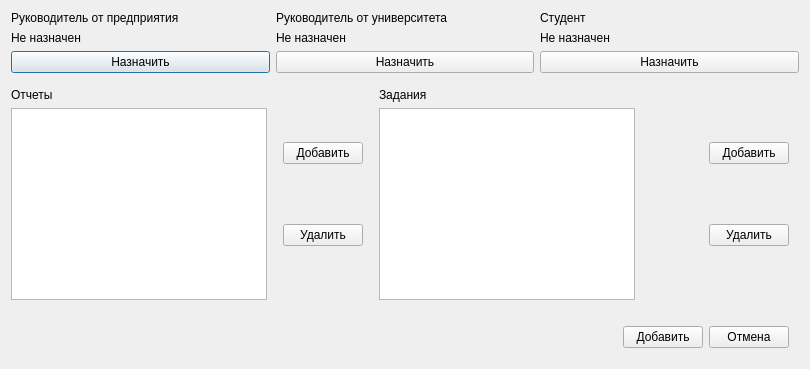
The window that ui/passingpracticewindow.ui (7enSmile/clientVKR) describes before a commit, drawn with Qt 5.
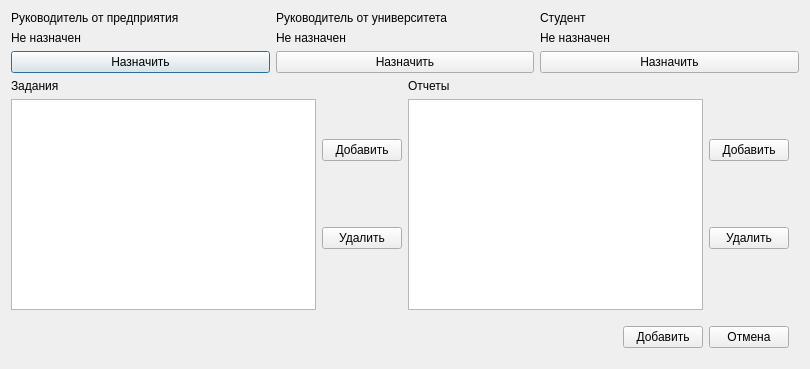
The same window after the commit.

Commit message: изменена форма

What changed in the file:
```diff
--- a/ui/passingpracticewindow.ui
+++ b/ui/passingpracticewindow.ui
@@ -15,7 +15,7 @@
   </property>
   <layout class="QVBoxLayout" name="verticalLayout_8">
    <item>
-    <layout class="QHBoxLayout" name="horizontalLayout_2">
+    <layout class="QHBoxLayout" name="horizontalLayout_4">
      <item>
       <layout class="QVBoxLayout" name="verticalLayout_7">
        <item>
@@ -109,17 +109,49 @@
     </layout>
    </item>
    <item>
-    <spacer name="verticalSpacer">
-     <property name="orientation">
-      <enum>Qt::Vertical</enum>
-     </property>
-     <property name="sizeHint" stdset="0">
-      <size>
-       <width>177</width>
-       <height>0</height>
-      </size>
-     </property>
-    </spacer>
+    <layout class="QHBoxLayout" name="horizontalLayout_5">
+     <item>
+      <layout class="QHBoxLayout" name="horizontalLayout_2">
+       <item>
+        <layout class="QVBoxLayout" name="verticalLayout_2">
+         <item>
+          <widget class="QLabel" name="label">
+           <property name="text">
+            <string>Задания</string>
+           </property>
+          </widget>
+         </item>
+         <item>
+          <widget class="QTableView" name="tableViewTask">
+           <attribute name="horizontalHeaderVisible">
+            <bool>false</bool>
+           </attribute>
+           <attribute name="horizontalHeaderDefaultSectionSize">
+            <number>1000</number>
+           </attribute>
+          </widget>
+         </item>
+        </layout>
+       </item>
+       <item>
+        <layout class="QVBoxLayout" name="verticalLayout_4">
+         <item>
+          <widget class="QPushButton" name="pushButtonInsertTask">
+           <property name="text">
+            <string>Добавить</string>
+           </property>
+          </widget>
+         </item>
+         <item>
+          <widget class="QPushButton" name="pushButtonDeleteTask">
+           <property name="text">
+            <string>Удалить</string>
+           </property>
+          </widget>
+         </item>
+        </layout>
+       </item>
+      </layout>
    </item>
    <item>
     <layout class="QHBoxLayout" name="horizontalLayout">
@@ -144,22 +176,6 @@
        </item>
       </layout>
      </item>
-     <item>
-      <spacer name="horizontalSpacer">
-       <property name="orientation">
-        <enum>Qt::Horizontal</enum>
-       </property>
-       <property name="sizeType">
-        <enum>QSizePolicy::Fixed</enum>
-       </property>
-       <property name="sizeHint" stdset="0">
-        <size>
-         <width>10</width>
-         <height>20</height>
-        </size>
-       </property>
-      </spacer>
-     </item>
      <item>
       <layout class="QVBoxLayout" name="verticalLayout">
        <item>
@@ -179,7 +195,7 @@
       </layout>
      </item>
      <item>
-      <spacer name="horizontalSpacer_6">
+        <spacer name="horizontalSpacer">
        <property name="orientation">
         <enum>Qt::Horizontal</enum>
        </property>
@@ -189,99 +205,17 @@
        <property name="sizeHint" stdset="0">
         <size>
          <width>10</width>
-         <height>20</height>
+           <height>10</height>
         </size>
        </property>
       </spacer>
      </item>
-     <item>
-      <layout class="QVBoxLayout" name="verticalLayout_2">
-       <item>
-        <widget class="QLabel" name="label">
-         <property name="text">
-          <string>Задания</string>
-         </property>
-        </widget>
-       </item>
-       <item>
-        <widget class="QTableView" name="tableViewTask">
-         <attribute name="horizontalHeaderVisible">
-          <bool>false</bool>
-         </attribute>
-         <attribute name="horizontalHeaderDefaultSectionSize">
-          <number>1000</number>
-         </attribute>
-        </widget>
-       </item>
       </layout>
      </item>
-     <item>
-      <spacer name="horizontalSpacer_3">
-       <property name="orientation">
-        <enum>Qt::Horizontal</enum>
-       </property>
-       <property name="sizeHint" stdset="0">
-        <size>
-         <width>10</width>
-         <height>20</height>
-        </size>
-       </property>
-      </spacer>
-     </item>
-     <item>
-      <spacer name="horizontalSpacer_4">
-       <property name="orientation">
-        <enum>Qt::Horizontal</enum>
-       </property>
-       <property name="sizeType">
-        <enum>QSizePolicy::Fixed</enum>
-       </property>
-       <property name="sizeHint" stdset="0">
-        <size>
-         <width>10</width>
-         <height>20</height>
-        </size>
-       </property>
-      </spacer>
-     </item>
-     <item>
-      <layout class="QVBoxLayout" name="verticalLayout_4">
-       <item>
-        <widget class="QPushButton" name="pushButtonInsertTask">
-         <property name="text">
-          <string>Добавить</string>
-         </property>
-        </widget>
-       </item>
-       <item>
-        <widget class="QPushButton" name="pushButtonDeleteTask">
-         <property name="text">
-          <string>Удалить</string>
-         </property>
-        </widget>
-       </item>
       </layout>
      </item>
      <item>
-      <spacer name="horizontalSpacer_5">
-       <property name="orientation">
-        <enum>Qt::Horizontal</enum>
-       </property>
-       <property name="sizeType">
-        <enum>QSizePolicy::Fixed</enum>
-       </property>
-       <property name="sizeHint" stdset="0">
-        <size>
-         <width>10</width>
-         <height>20</height>
-        </size>
-       </property>
-      </spacer>
-     </item>
-    </layout>
-   </item>
-   <item>
-    <spacer name="verticalSpacer_4">
+    <spacer name="verticalSpacer">
      <property name="orientation">
       <enum>Qt::Vertical</enum>
      </property>
@@ -291,7 +225,7 @@
      <property name="sizeHint" stdset="0">
       <size>
        <width>20</width>
-       <height>20</height>
+       <height>10</height>
       </size>
      </property>
     </spacer>
```
Lines whose indentation alone changed are shown as unchanged. The commit also changes 1 other file.
